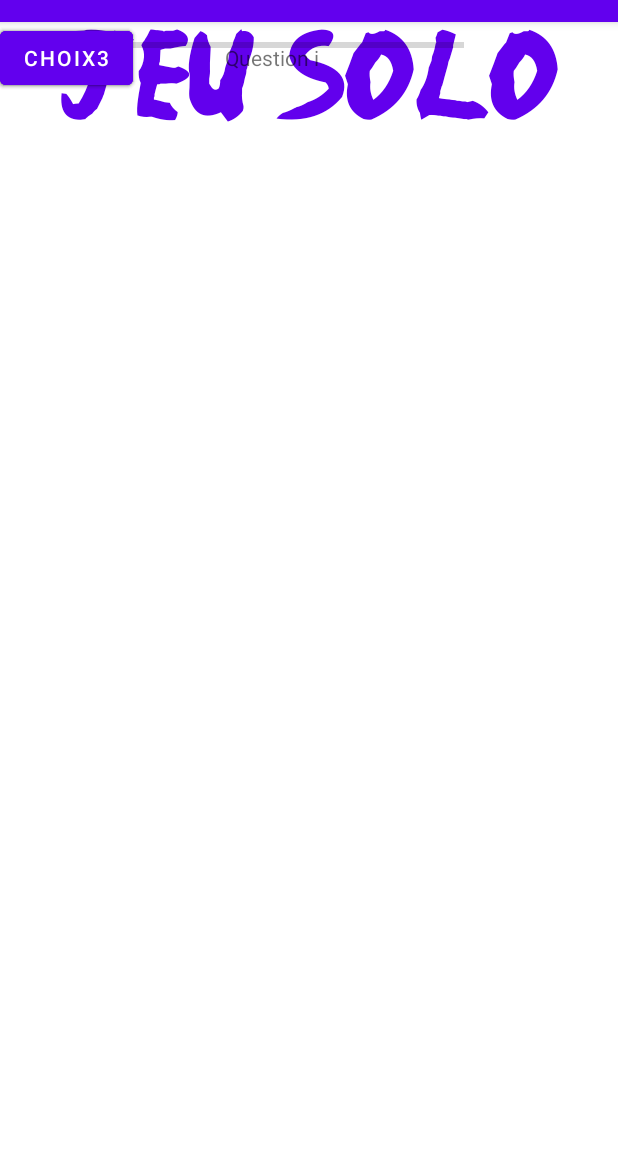
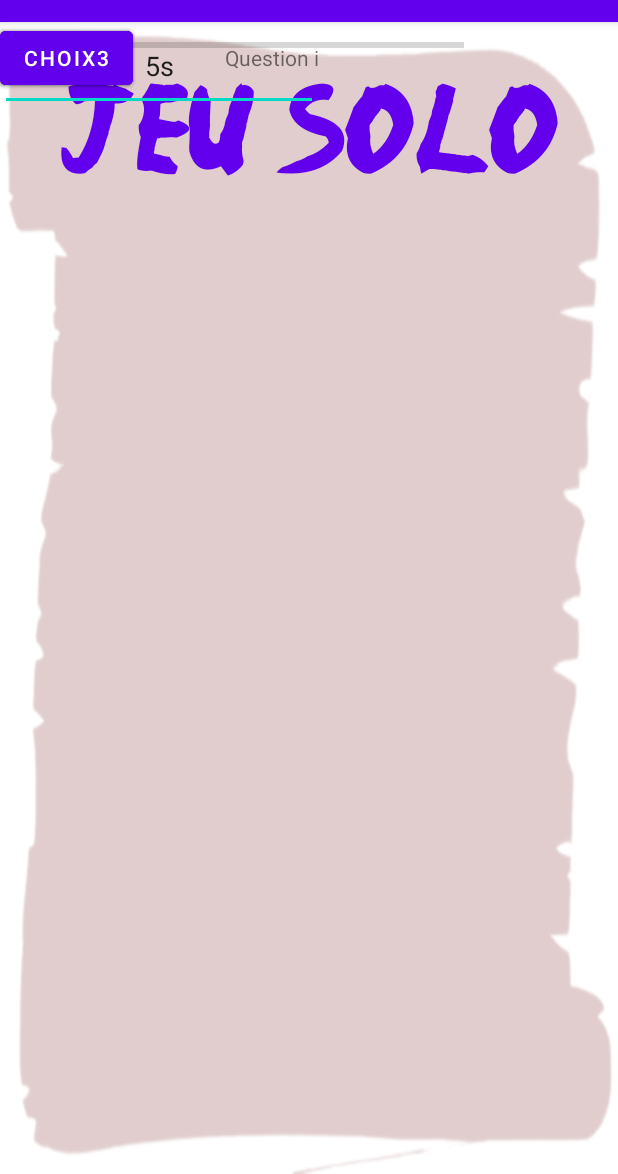
Before and after one commit to DominiqueDaquin/GameQuiz, an Android app: the soloActivity screen opened directly, with no data from a screen before it, on a phone screen of 412 x 824 dp, the part 62-1236 px from its top. Run offline under Robolectric (Android 15) with nearby library versions, the phone set to English and light mode, and no system bars.

Commit message:
augmentation taille text secondes

```diff
--- a/app/src/main/res/layout/activity_solo.xml
+++ b/app/src/main/res/layout/activity_solo.xml
@@ -5,13 +5,15 @@
     android:id="@+id/relativeLayout"
     android:layout_width="match_parent"
     android:layout_height="match_parent"
-    android:background="#FFFFFF"
+    android:background="@drawable/parchemin"
+    android:backgroundTint="#E1CDCD"
     tools:context=".soloActivity">
 
     <TextView
         android:id="@+id/Titresolo"
         android:layout_width="match_parent"
         android:layout_height="wrap_content"
+        android:layout_marginTop="36dp"
         android:fontFamily="@font/njnaruto"
         android:gravity="center"
         android:text="@string/solo"
@@ -35,9 +37,9 @@
         style="?android:attr/progressBarStyleHorizontal"
         android:layout_width="309dp"
         android:layout_height="31dp"
+        tools:ignore="MissingConstraints"
         tools:layout_editor_absoluteX="51dp"
-        tools:layout_editor_absoluteY="240dp"
-        tools:ignore="MissingConstraints" />
+        tools:layout_editor_absoluteY="240dp" />
 
     <TextView
         android:id="@+id/textView"
@@ -47,7 +49,25 @@
         android:text="Question i"
         tools:ignore="MissingConstraints"
         tools:layout_editor_absoluteX="24dp"
-        tools:layout_editor_absoluteY="289dp" />
+        tools:layout_editor_absoluteY="342dp" />
+
+    <Button
+        android:id="@+id/button4"
+        android:layout_width="wrap_content"
+        android:layout_height="wrap_content"
+        android:text="Choix4"
+        tools:ignore="MissingConstraints"
+        tools:layout_editor_absoluteX="158dp"
+        tools:layout_editor_absoluteY="550dp" />
+
+    <Button
+        android:id="@+id/button3"
+        android:layout_width="wrap_content"
+        android:layout_height="wrap_content"
+        android:text="Choix1"
+        tools:ignore="MissingConstraints"
+        tools:layout_editor_absoluteX="158dp"
+        tools:layout_editor_absoluteY="406dp" />
 
     <Button
         android:id="@+id/button"
@@ -56,25 +76,7 @@
         android:text="Choix2"
         tools:ignore="MissingConstraints"
         tools:layout_editor_absoluteX="158dp"
-        tools:layout_editor_absoluteY="418dp" />
-
-    <Button
-        android:id="@+id/button3"
-        android:layout_width="wrap_content"
-        android:layout_height="wrap_content"
-        android:text="Choix1"
-        tools:ignore="MissingConstraints"
-        tools:layout_editor_absoluteX="158dp"
-        tools:layout_editor_absoluteY="361dp" />
-
-    <Button
-        android:id="@+id/button4"
-        android:layout_width="wrap_content"
-        android:layout_height="wrap_content"
-        android:text="Choix4"
-        tools:ignore="MissingConstraints"
-        tools:layout_editor_absoluteX="158dp"
-        tools:layout_editor_absoluteY="534dp" />
+        tools:layout_editor_absoluteY="454dp" />
 
     <Button
         android:id="@+id/button5"
@@ -83,6 +85,18 @@
         android:text="Choix3"
         tools:ignore="MissingConstraints"
         tools:layout_editor_absoluteX="158dp"
-        tools:layout_editor_absoluteY="475dp" />
+        tools:layout_editor_absoluteY="502dp" />
+
+    <EditText
+        android:id="@+id/editTextTime"
+        android:layout_width="212dp"
+        android:layout_height="59dp"
+        android:ems="10"
+        android:inputType="time"
+        android:text="5s"
+        android:textAlignment="center"
+        tools:ignore="MissingConstraints"
+        tools:layout_editor_absoluteX="99dp"
+        tools:layout_editor_absoluteY="271dp" />
 
 </androidx.constraintlayout.widget.ConstraintLayout>
```
